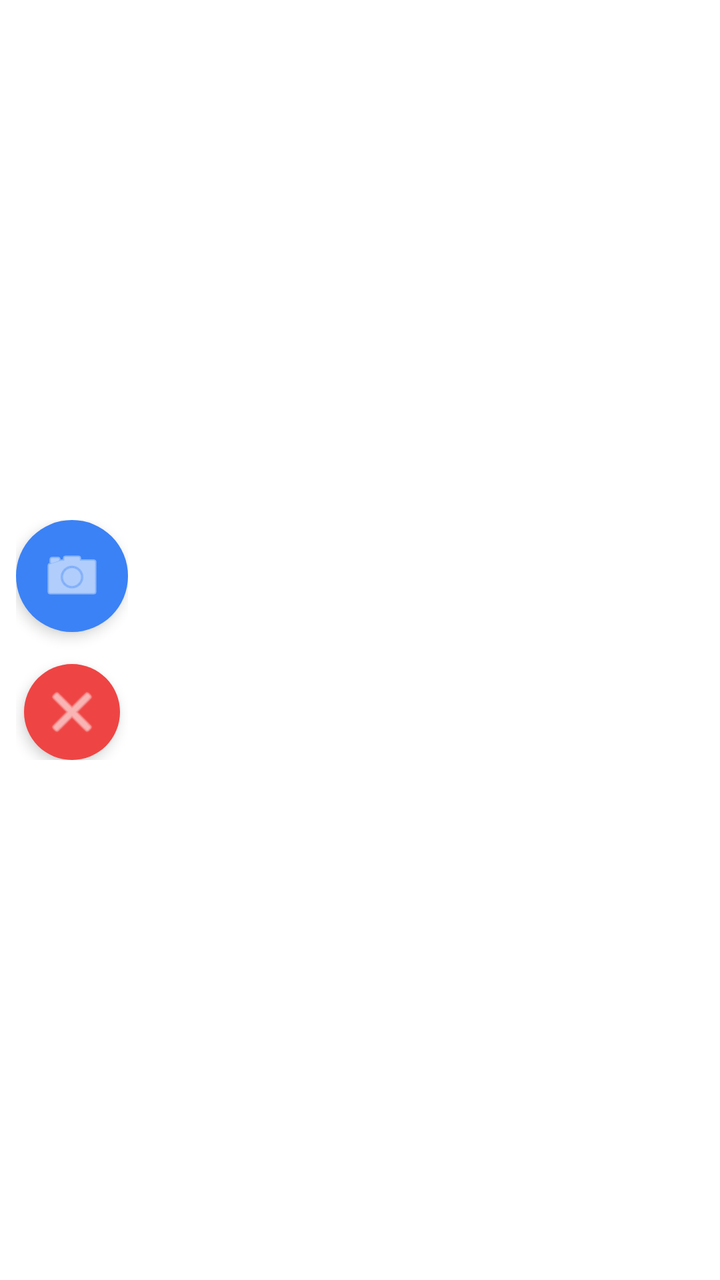
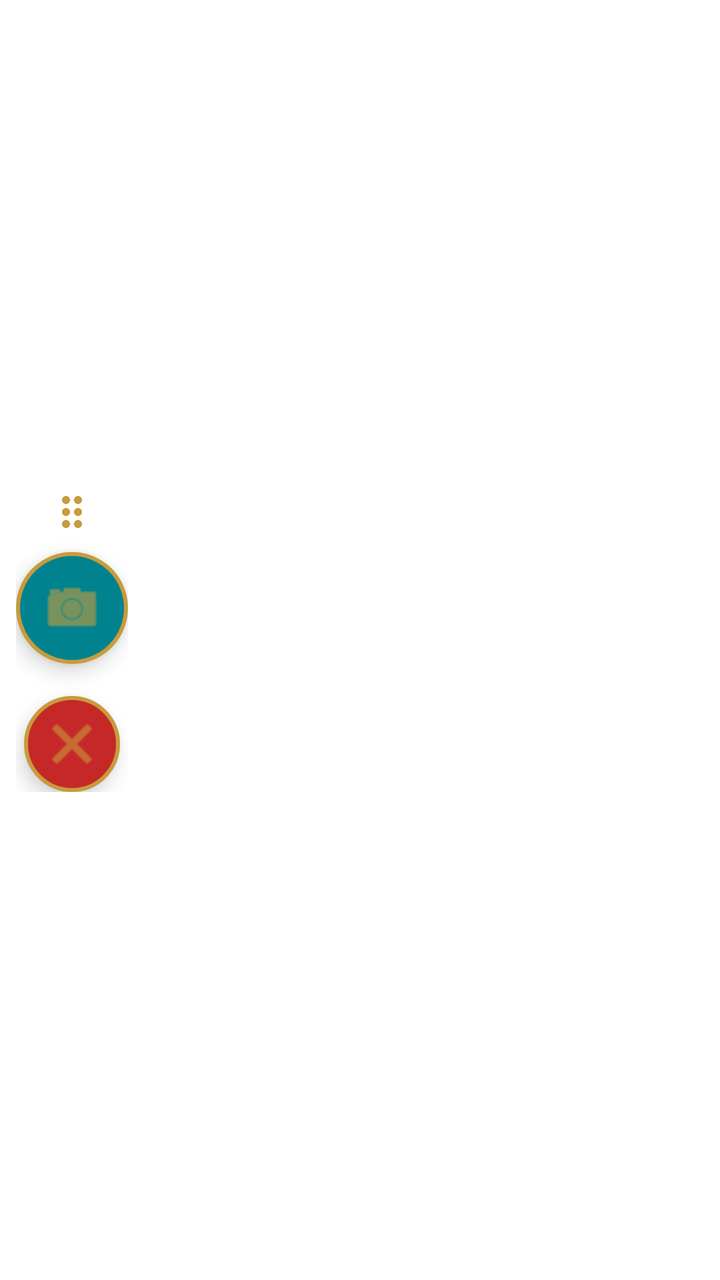

Screens rendered from an Android XML layout before and after an edit, with the pre-edit source and the edit as a unified diff.
<!-- AndroidManifest.xml: fallback theme Theme.MaterialComponents.DayNight.NoActionBar -->
<!-- res/layout/layout_overlay.xml -->
<?xml version="1.0" encoding="utf-8"?>
<LinearLayout xmlns:android="http://schemas.android.com/apk/res/android"
    android:layout_width="wrap_content"
    android:layout_height="wrap_content"
    android:orientation="horizontal"
    android:padding="8dp">

    
    <FrameLayout
        android:id="@+id/messageContainer"
        android:layout_width="250dp"
        android:layout_height="120dp"
        android:layout_marginEnd="12dp"
        android:layout_gravity="center_vertical"
        android:background="@drawable/bg_rounded_dark"
        android:visibility="gone">

        
        <LinearLayout
            android:id="@+id/loadingLayout"
            android:layout_width="match_parent"
            android:layout_height="match_parent"
            android:orientation="vertical"
            android:gravity="center"
            android:visibility="gone">
            
            <ProgressBar
                android:layout_width="32dp"
                android:layout_height="32dp"
                android:indeterminateTint="#3B82F6" />
                
            <TextView
                android:layout_width="wrap_content"
                android:layout_height="wrap_content"
                android:layout_marginTop="8dp"
                android:text="Cargando..."
                android:textColor="#FFFFFF"
                android:textSize="14sp"
                android:textStyle="bold" />
        </LinearLayout>

        
        <ScrollView
            android:id="@+id/resultScrollView"
            android:layout_width="match_parent"
            android:layout_height="match_parent"
            android:padding="12dp"
            android:visibility="gone">
            
            <TextView
                android:id="@+id/resultTextView"
                android:layout_width="match_parent"
                android:layout_height="wrap_content"
                android:textColor="#F8FAFC"
                android:textSize="14sp" />
        </ScrollView>
    </FrameLayout>

    
    <LinearLayout
        android:layout_width="wrap_content"
        android:layout_height="wrap_content"
        android:orientation="vertical"
        android:layout_gravity="center_vertical">
        
        
        <ImageButton
            android:id="@+id/btnCapture"
            android:layout_width="56dp"
            android:layout_height="56dp"
            android:background="@drawable/bg_circle_blue"
            android:src="@android:drawable/ic_menu_camera"
            android:tint="#FFFFFF"
            android:scaleType="centerInside"
            android:elevation="4dp"
            android:contentDescription="Tomar Captura" />
            
        
        <ImageButton
            android:id="@+id/btnClose"
            android:layout_width="48dp"
            android:layout_height="48dp"
            android:layout_marginTop="16dp"
            android:layout_gravity="center_horizontal"
            android:background="@drawable/bg_circle_red"
            android:src="@android:drawable/ic_menu_close_clear_cancel"
            android:tint="#FFFFFF"
            android:scaleType="centerInside"
            android:elevation="4dp"
            android:contentDescription="Cerrar" />
    </LinearLayout>
</LinearLayout>
<!-- resources referenced by this layout -->
<resources>
  <!-- drawable bg_circle_blue (drawable) -->
  <?xml version="1.0" encoding="utf-8"?>
  <shape xmlns:android="http://schemas.android.com/apk/res/android"
      android:shape="oval">
      <solid android:color="#3B82F6" />
  </shape>
  <!-- drawable bg_circle_red (drawable) -->
  <?xml version="1.0" encoding="utf-8"?>
  <shape xmlns:android="http://schemas.android.com/apk/res/android"
      android:shape="oval">
      <solid android:color="#EF4444" />
  </shape>
  <!-- drawable bg_rounded_dark (drawable) -->
  <?xml version="1.0" encoding="utf-8"?>
  <shape xmlns:android="http://schemas.android.com/apk/res/android"
      android:shape="rectangle">
      <solid android:color="#CC0F172A" />
      <corners android:radius="16dp" />
  </shape>
</resources>

<!-- the commit's change to res/layout/layout_overlay.xml (unified diff, before → after) -->
@@ -12,7 +12,7 @@
         android:layout_height="120dp"
         android:layout_marginEnd="12dp"
         android:layout_gravity="center_vertical"
-        android:background="@drawable/bg_rounded_dark"
+        android:background="@drawable/bg_hextech_panel"
         android:visibility="gone">
 
         
@@ -51,28 +51,40 @@
                 android:id="@+id/resultTextView"
                 android:layout_width="match_parent"
                 android:layout_height="wrap_content"
-                android:textColor="#F8FAFC"
-                android:textSize="14sp" />
+                android:textColor="#00E5FF"
+                android:textStyle="bold"
+                android:textSize="18sp" />
         </ScrollView>
     </FrameLayout>
 
     
     <LinearLayout
+        android:id="@+id/controlsContainer"
         android:layout_width="wrap_content"
         android:layout_height="wrap_content"
         android:orientation="vertical"
+        android:gravity="center_horizontal"
         android:layout_gravity="center_vertical">
+        
+        
+        <ImageView
+            android:id="@+id/dragHandle"
+            android:layout_width="24dp"
+            android:layout_height="24dp"
+            android:layout_marginBottom="8dp"
+            android:src="@drawable/ic_drag_handle"
+            android:contentDescription="Arrastrar" />
         
         
         <ImageButton
             android:id="@+id/btnCapture"
             android:layout_width="56dp"
             android:layout_height="56dp"
-            android:background="@drawable/bg_circle_blue"
+            android:background="@drawable/bg_hextech_button"
             android:src="@android:drawable/ic_menu_camera"
-            android:tint="#FFFFFF"
+            android:tint="#C89B3C"
             android:scaleType="centerInside"
-            android:elevation="4dp"
+            android:elevation="6dp"
             android:contentDescription="Tomar Captura" />
             
         
@@ -81,12 +93,11 @@
             android:layout_width="48dp"
             android:layout_height="48dp"
             android:layout_marginTop="16dp"
-            android:layout_gravity="center_horizontal"
-            android:background="@drawable/bg_circle_red"
+            android:background="@drawable/bg_hextech_close"
             android:src="@android:drawable/ic_menu_close_clear_cancel"
-            android:tint="#FFFFFF"
+            android:tint="#C89B3C"
             android:scaleType="centerInside"
-            android:elevation="4dp"
+            android:elevation="6dp"
             android:contentDescription="Cerrar" />
     </LinearLayout>
 </LinearLayout>
<!-- resource entries referenced after the edit -->
@@ -1,23 +1,33 @@
 <!-- resources referenced by this layout -->
 <resources>
-  <!-- drawable bg_circle_blue (drawable) -->
+  <!-- drawable bg_hextech_button (drawable) -->
   <?xml version="1.0" encoding="utf-8"?>
-  <shape xmlns:android="http://schemas.android.com/apk/res/android"
-      android:shape="oval">
-      <solid android:color="#3B82F6" />
+  <shape xmlns:android="http://schemas.android.com/apk/res/android" android:shape="oval">
+      <solid android:color="#00838F" />
+      <stroke android:width="2dp" android:color="#C89B3C" />
   </shape>
-  <!-- drawable bg_circle_red (drawable) -->
+  <!-- drawable bg_hextech_close (drawable) -->
   <?xml version="1.0" encoding="utf-8"?>
-  <shape xmlns:android="http://schemas.android.com/apk/res/android"
-      android:shape="oval">
-      <solid android:color="#EF4444" />
+  <shape xmlns:android="http://schemas.android.com/apk/res/android" android:shape="oval">
+      <solid android:color="#C62828" />
+      <stroke android:width="2dp" android:color="#C89B3C" />
   </shape>
-  <!-- drawable bg_rounded_dark (drawable) -->
+  <!-- drawable bg_hextech_panel (drawable) -->
   <?xml version="1.0" encoding="utf-8"?>
-  <shape xmlns:android="http://schemas.android.com/apk/res/android"
-      android:shape="rectangle">
-      <solid android:color="#CC0F172A" />
-      <corners android:radius="16dp" />
+  <shape xmlns:android="http://schemas.android.com/apk/res/android" android:shape="rectangle">
+      <solid android:color="#010A13" />
+      <stroke android:width="2dp" android:color="#C89B3C" />
+      <corners android:radius="12dp" />
   </shape>
+  <!-- drawable ic_drag_handle (drawable) -->
+  <vector xmlns:android="http://schemas.android.com/apk/res/android"
+      android:width="24dp"
+      android:height="24dp"
+      android:viewportWidth="24"
+      android:viewportHeight="24">
+    <path
+        android:fillColor="#C89B3C"
+        android:pathData="M11,18c0,1.1 -0.9,2 -2,2s-2,-0.9 -2,-2s0.9,-2 2,-2S11,16.9 11,18zM9,10c-1.1,0 -2,0.9 -2,2s0.9,2 2,2s2,-0.9 2,-2S10.1,10 9,10zM9,4c-1.1,0 -2,0.9 -2,2s0.9,2 2,2s2,-0.9 2,-2S10.1,4 9,4zM15,8c1.1,0 2,-0.9 2,-2s-0.9,-2 -2,-2s-2,0.9 -2,2S13.9,8 15,8zM15,10c-1.1,0 -2,0.9 -2,2s0.9,2 2,2s2,-0.9 2,-2S16.1,10 15,10zM15,16c-1.1,0 -2,0.9 -2,2s0.9,2 2,2s2,-0.9 2,-2S16.1,16 15,16z"/>
+  </vector>
 </resources>
 
